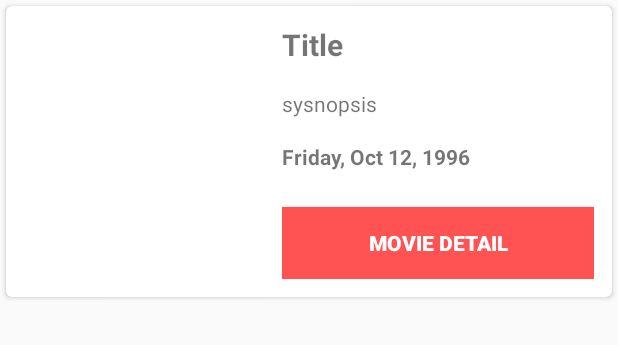
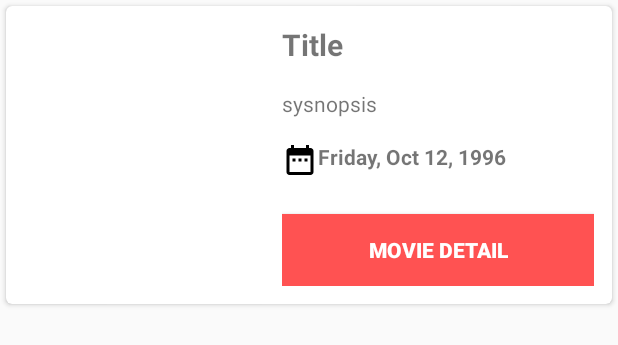
Before and after one commit to Yeputra/MovieFreaks, an Android app: the layout movie_list.xml on its own in the app's theme, with its tools: preview values and no code run, on a phone screen of 412 x 824 dp. Shown: the top 345 px of the screen. Run offline under Robolectric (Android 15) with nearby library versions, the phone set to English and light mode, and no system bars.

Commit message:
Added date Icon

```diff
--- a/app/src/main/java/com/freaky/id/moviecatalogue/activity/MainActivity.java
+++ b/app/src/main/java/com/freaky/id/moviecatalogue/activity/MainActivity.java
@@ -62,7 +62,6 @@ public class MainActivity extends AppCompatActivity {
         showFilmNowplaying();
 
     }
-
 
     @Override
     public boolean onCreateOptionsMenu(Menu menu) {
--- /dev/null
+++ b/app/src/main/res/drawable/ic_date_range_black_24dp.xml
@@ -0,0 +1,9 @@
+<vector xmlns:android="http://schemas.android.com/apk/res/android"
+        android:width="24dp"
+        android:height="24dp"
+        android:viewportWidth="24.0"
+        android:viewportHeight="24.0">
+    <path
+        android:fillColor="#FF000000"
+        android:pathData="M9,11L7,11v2h2v-2zM13,11h-2v2h2v-2zM17,11h-2v2h2v-2zM19,4h-1L18,2h-2v2L8,4L8,2L6,2v2L5,4c-1.11,0 -1.99,0.9 -1.99,2L3,20c0,1.1 0.89,2 2,2h14c1.1,0 2,-0.9 2,-2L21,6c0,-1.1 -0.9,-2 -2,-2zM19,20L5,20L5,9h14v11z"/>
+</vector>
--- a/app/src/main/res/layout/movie_list.xml
+++ b/app/src/main/res/layout/movie_list.xml
@@ -58,7 +58,8 @@
                     android:layout_height="wrap_content"
                     android:layout_marginBottom="16dp"
                     android:text="Friday, Oct 12, 1996"
-                    android:textStyle="bold" />
+                    android:textStyle="bold"
+                    android:drawableLeft="@drawable/ic_date_range_black_24dp"/>
 
              </LinearLayout>
 
```
